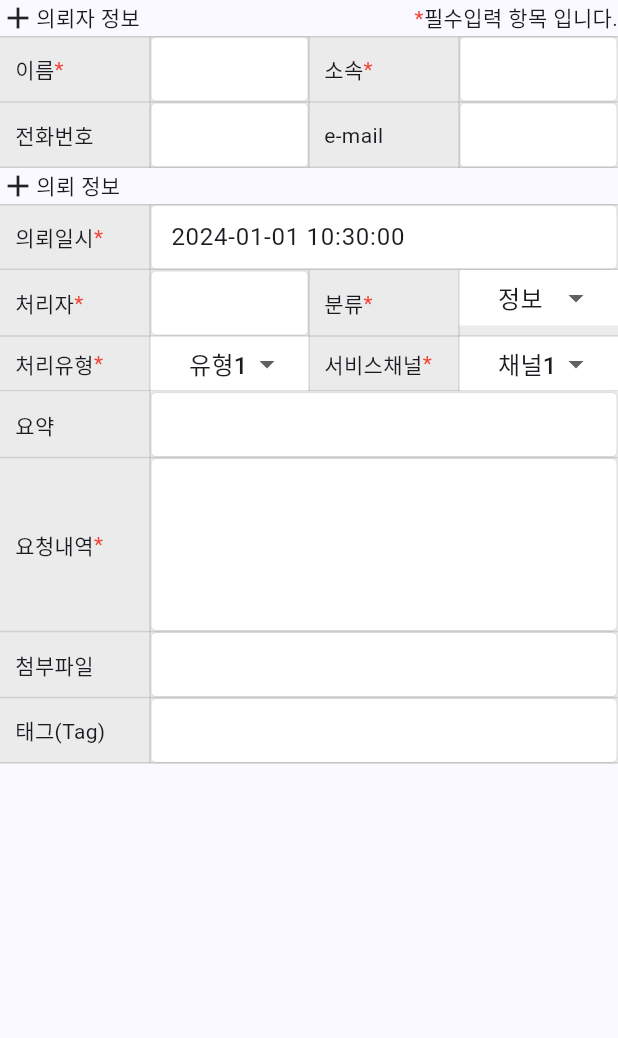
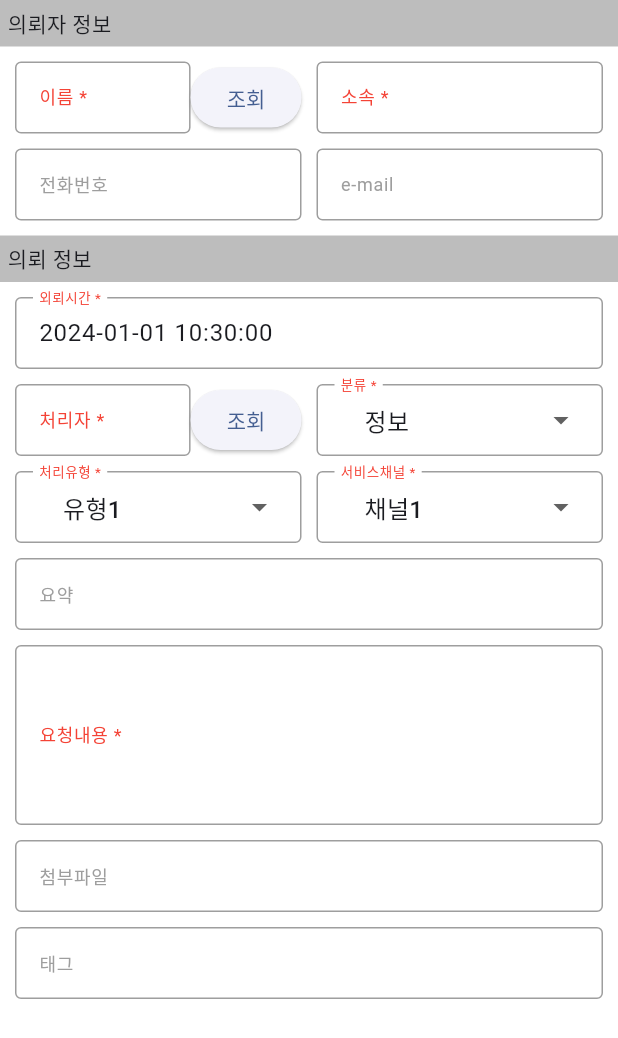
Before and after one commit to skinuo/mvoms, a Flutter app: the MvIncidentDialog widget shown alone on an empty page, opened directly, on a phone screen of 412 x 824 dp. Shown: the top 1038 px of the screen. Run offline on Flutter 3.47's test engine with Material 3 defaults, Android fonts, the phone set to English and light mode, and no system bars; drawn by our look-alikes of dropdown_button2; our stand-ins replace flutter_secure_storage; missing offline and left inert: omni_datetime_picker; accounts and stored records are empty.

Commit message:
리팩토링

```diff
--- a/lib/incidentDialog.dart
+++ b/lib/incidentDialog.dart
@@ -16,16 +16,20 @@ class MvIncidentDialog extends StatefulWidget {
 class _MvIncidentDialogState extends State<MvIncidentDialog> {
   // 요청 시간 위젯 값
   String _reqDatetimeValue = "";
+
   // 분류 콤보박스 아이템
   final List<String> _divDropdownItem = ["정보", "정보2", "정보3"];
   String _divDropDownVal = "";
+
   // 서비스 채널 아이템
   final List<String> _chanelDropdownItem = ["채널1", "채널2", "채널3"];
   String _chanelDropDownVal = "";
+
   // 처리 유형 아이템
   final List<String> _processTypeDropdownItem = ["유형1", "유형2", "유형3"];
   String _processTypeDropdownVal = "";
 
+  // 최초 한번 실행
   @override
   void initState() {
     // TODO: implement initState
@@ -42,294 +46,240 @@ class _MvIncidentDialogState extends State<MvIncidentDialog> {
 
   @override
   Widget build(BuildContext context) {
-    return SizedBox(
+    return Container(
         width: 550,
+        color: Colors.white,
         child: Column(
           children: [
-          const Row(
+            Container(
+              width: double.infinity,
+              padding: const EdgeInsets.all(5),
+              color: Colors.black26,
+              child: const Text("의뢰자 정보"),
+            ),
+            Container(
+              padding: const EdgeInsets.all(10),
+              child: Column(
+                crossAxisAlignment: CrossAxisAlignment.center,
                 children: [
-              Expanded(
-                  flex: 1,
-                  child: Row(
-                    children: [Icon(Icons.add), Text("의뢰자 정보")],
-                  )),
-              Expanded(
-                  flex: 1,
-                  child: Row(
-                    mainAxisAlignment: MainAxisAlignment.end,
+                  Row(
                     children: [
-                      Text("*", style: TextStyle(color: Colors.red)),
-                      Text("필수입력 항목 입니다.")
-                    ],
-                  ))
+                      Flexible(child: Row(
+                        children: [
+                            Flexible(child: makeCell(labelText: "이름", required: true)),
+                            SizedBox(child: ElevatedButton(onPressed: () { showGetUserPop(); },
+                            child: const Text("조회"))),
+                          ]
+                        )
+                      ),
+                      const SizedBox(width: 10),
+                      Flexible(child: makeCell(labelText: "소속", required: true))
                     ],
                   ),
-          SizedBox(
+                  const SizedBox(height: 10),
+                  Row(
+                    children: [
+                      Flexible(child: makeCell(labelText: "전화번호", onlyNumber: true, maxLength: 11)),
+                      const SizedBox(width: 10),
+                      Flexible(child: makeCell(labelText: "e-mail"))
+                    ],
+                  ),
+                ],
+              ),
+            ),
+            Container(
               width: double.infinity,
-              child: Table(
-                border: const TableBorder(
-                  top: BorderSide(color: Colors.black12),
-                  bottom: BorderSide(color: Colors.black12),
-                  horizontalInside: BorderSide(color: Colors.black12),
-                  verticalInside: BorderSide(color: Colors.black12),
+              padding: const EdgeInsets.all(5),
+              color: Colors.black26,
+              child: const Text("의뢰 정보"),
             ),
-                columnWidths: const <int, TableColumnWidth>{
-                  0: FixedColumnWidth(100),
-                  1: FlexColumnWidth(1),
-                  2: FixedColumnWidth(100),
-                  3: FlexColumnWidth(1)
-                },
+            Container(
+              padding: const EdgeInsets.all(10),
+              child: Column(
+                crossAxisAlignment: CrossAxisAlignment.center,
                 children: [
-                  TableRow(
+                  Row(
                     children: [
-                        makeHeaderCell("이름", true),
-                        makeBodyCell("이름", 10),
-                        makeHeaderCell("소속", true),
-                        makeBodyCell("소속"),
+                      Flexible(fit: FlexFit.tight, child: makeCellWithReqDatetime("외뢰시간")),
                     ],
-                      decoration: const BoxDecoration(
-                          color: Color.fromRGBO(235, 235, 235, 1))),
-                  TableRow(
+                  ),
+                  const SizedBox(height: 10),
+                  Row(
                     children: [
-                        makeHeaderCell("전화번호"),
-                        makeBodyCell("전화번호", 11, true),
-                        makeHeaderCell("e-mail"),
-                        makeBodyCell("e-mail", 50),
-                      ],
-                      decoration: const BoxDecoration(
-                          color: Color.fromRGBO(235, 235, 235, 1)))
+                      Flexible(child: Row(
+                        children: [
+                          Flexible(child: makeCell(labelText: "처리자", required: true)),
+                          SizedBox(child: ElevatedButton(onPressed: () { showGetUserPop();  },
+                              child: const Text("조회")))
                         ],
                       )),
-          const Row(
-            children: [
-              Icon(Icons.add),
-              Text("의뢰 정보"),
+                      const SizedBox(width: 10),
+                      Flexible(
+                          child: makeCellWithDropdown('분류', true, _divDropdownItem, _divDropDownVal, (value) {
+                            _divDropDownVal = value;
+                          })
+                      )
                     ],
                   ),
-          SizedBox(
-              width: double.infinity,
-              child: Column(
+                  const SizedBox(height: 10),
+                  Row(
                     children: [
-                  Table(
-                    border: const TableBorder(
-                      top: BorderSide(color: Colors.black12),
-                      bottom: BorderSide(color: Colors.black12),
-                      horizontalInside: BorderSide(color: Colors.black12),
-                      verticalInside: BorderSide(color: Colors.black12),
-                    ),
-                    columnWidths: const <int, TableColumnWidth>{
-                      0: FixedColumnWidth(100),
-                      1: FlexColumnWidth(1),
-                    },
-                    children: [
-                      TableRow(
-                          children: [
-                            makeHeaderCell("의뢰일시", true),
-                            // 의뢰일시 타임 피커
-                            makeReqTimedateCell(),
-                          ],
-                          decoration: const BoxDecoration(
-                              color: Color.fromRGBO(235, 235, 235, 1)))
+                      Flexible(child: makeCellWithDropdown("처리유형", true, _processTypeDropdownItem, _processTypeDropdownVal, (value) {
+                        _processTypeDropdownVal = value;
+                      })),
+                      const SizedBox(width: 10),
+                      Flexible(child: makeCellWithDropdown("서비스채널", true, _chanelDropdownItem, _chanelDropDownVal, (value) {
+                        _chanelDropDownVal = value;
+                      }))
                     ],
                   ),
-                  Table(
-                    border: const TableBorder(
-                      //top: BorderSide(color: Colors.black12),
-                      bottom: BorderSide(color: Colors.black12),
-                      horizontalInside: BorderSide(color: Colors.black12),
-                      verticalInside: BorderSide(color: Colors.black12),
-                    ),
-                    columnWidths: const <int, TableColumnWidth>{
-                      0: FixedColumnWidth(100),
-                      1: FlexColumnWidth(1),
-                      2: FixedColumnWidth(100),
-                      3: FlexColumnWidth(1)
-                    },
+                  const SizedBox(height: 10),
+                  Row(
                     children: [
-                      TableRow(
-                          children: [
-                            makeHeaderCell("처리자", true),
-                            makeBodyCell("처리자", 10),
-                            makeHeaderCell("분류", true),
-                            makeBodyDropdownCell(_divDropdownItem, _divDropDownVal,
-                                (value) => _divDropDownVal = value)
-                          ],
-                          decoration: const BoxDecoration(
-                              color: Color.fromRGBO(235, 235, 235, 1))),
-                      TableRow(
-                          children: [
-                            makeHeaderCell("처리유형", true),
-                            makeBodyDropdownCell(_processTypeDropdownItem, _processTypeDropdownVal,
-                                (value) => _processTypeDropdownVal = value),
-                            makeHeaderCell("서비스채널", true),
-                            makeBodyDropdownCell(_chanelDropdownItem, _chanelDropDownVal,
-                                (value) => _chanelDropDownVal = value)
-                            // makeBodyCell("서비스채널", 5),
-                          ],
-                          decoration: const BoxDecoration(
-                              color: Color.fromRGBO(235, 235, 235, 1)))
+                      Flexible(fit: FlexFit.tight, child: makeCell(labelText: "요약", maxLength: 100)),
                     ],
                   ),
-                  Table(
-                    border: const TableBorder(
-                      //top: BorderSide(color: Colors.black12),
-                      bottom: BorderSide(color: Colors.black12),
-                      horizontalInside: BorderSide(color: Colors.black12),
-                      verticalInside: BorderSide(color: Colors.black12),
+                  const SizedBox(height: 10),
+                  Row(
+                    children: [
+                      Flexible(fit: FlexFit.tight, child: makeCell(labelText: "요청내용", maxLength: 500, required: true, maxLines: 4)),
+                    ],
                   ),
-                    columnWidths: const <int, TableColumnWidth>{
-                      0: FixedColumnWidth(100),
-                      1: FlexColumnWidth(1),
-                    },
+                  const SizedBox(height: 10),
+                  Row(
                     children: [
-                      TableRow(
+                      Flexible(fit: FlexFit.tight, child: makeCell(labelText: "첨부파일")),
+                    ],
+                  ),
+                  const SizedBox(height: 10),
+                  Row(
                     children: [
-                            makeHeaderCell("요약"),
-                            makeBodyCell("요약", 500),
-                          ],
-                          decoration: const BoxDecoration(
-                              color: Color.fromRGBO(235, 235, 235, 1))),
-                      TableRow(
-                          children: [
-                            makeHeaderCell("요청내역", true),
-                            makeBodyContCell("요청내역", 500),
-                          ],
-                          decoration: const BoxDecoration(
-                              color: Color.fromRGBO(235, 235, 235, 1))),
-                      TableRow(
-                          children: [
-                            makeHeaderCell("첨부파일"),
-                            makeBodyCell("첨부파일", 50),
-                          ],
-                          decoration: const BoxDecoration(
-                              color: Color.fromRGBO(235, 235, 235, 1))),
-                      TableRow(
-                          children: [
-                            makeHeaderCell("태그(Tag)"),
-                            makeBodyCell("태그", 10),
-                          ],
-                          decoration: const BoxDecoration(
-                              color: Color.fromRGBO(235, 235, 235, 1)))
+                      Flexible(fit: FlexFit.tight, child: makeCell(labelText: "태그")),
                     ],
                   )
                 ],
-              )),
+              ),
+            ),
           ],
-      ),
+        )
       );
   }
 
-  /// 인시던스 입력 다이얼로그 헤더 셀 생성
-  /// @param label 라벨
-  /// @param requried 필수입력항목여부
-  TableCell makeHeaderCell(String label, [bool required = false]) {
-    return TableCell(
-        verticalAlignment: TableCellVerticalAlignment.middle,
-        child: Padding(
-            padding: const EdgeInsets.fromLTRB(10, 0, 0, 0),
-            child: Row(
-              children: [
-                Text(label),
-                required
-                    ? const Text("*", style: TextStyle(color: Colors.red))
-                    : const Text("")
-              ],
-            )));
+  /// 데코레이션 생성
+  /// @since 2023.12.30.
+  InputDecoration makeInputDecoration(String labelText, bool required) {
+    return InputDecoration(
+        labelStyle: TextStyle(fontSize: 12, color: required ? Colors.red : Colors.grey),
+        labelText: "$labelText" + (required ? " *" : ""),
+        enabledBorder: const OutlineInputBorder(
+          borderSide: BorderSide(
+              color: Colors.grey,
+              width: 1),
+        ),
+        isDense: true,
+        contentPadding: EdgeInsets.all(12),
+        counterText: ""
+    );
   }
 
-  /// 입력 데코레이션 반환
-  InputDecoration getInputDecoration() {
-    return const InputDecoration(
-        enabledBorder: OutlineInputBorder(borderSide: BorderSide(color: Colors.black12)),
-        fillColor: Colors.white,
-        filled: true,
-        isDense: true,
-        contentPadding: EdgeInsets.all(10),
-        counterText: "");
-  }
-
-  /// 인시던스 입력 다이얼로그 텍스트 셀 생성
-  /// @label 라벨
-  /// @maxLength 최대 입력 사이즈
-  /// @onlyNumber 숫자만 입력
-  TableCell makeBodyCell(String label,
-      [int maxLength = 100, bool onlyNumber = false]) {
-    return TableCell(
-        child: TextField(
-            decoration: getInputDecoration(),
-            keyboardType: onlyNumber
-                ? const TextInputType.numberWithOptions(decimal: true)
-                : TextInputType.none,
-            maxLength: maxLength,
-            inputFormatters: onlyNumber
-                ? [FilteringTextInputFormatter.allow(RegExp('[0-9.,]+'))]
-                : []));
-  }
-
-  /// 인시던스 드롭다운 셀 생성
-  /// @param items 옵션 목록
-  TableCell makeBodyDropdownCell(List<String> items, String initVal, Function func) {
-    return TableCell(
-      child: Container(
-        height: 37,
-        padding: const EdgeInsets.fromLTRB(10, 0, 0, 0),
-        decoration: const BoxDecoration(color: Colors.white),
-        child: DropdownButtonHideUnderline(
-          child: DropdownButton2(
-            //underline: SizedBox.shrink(),
-            isExpanded: false,
-            value: initVal,
-            items: items.map((item) {
+  /// 드랍다운 셀 생성
+  /// @param labelText 라벨
+  /// @param required 필수여부
+  /// @param item 드랍다운 아이템
+  /// @param value 선택값
+  /// @param callback 콜백
+  /// @since 2023.12.30.
+  Widget makeCellWithDropdown(String labelText, bool required, List item, String value, Function callback) {
+    return DropdownButtonHideUnderline(
+      child: DropdownButtonFormField2(
+          decoration: makeInputDecoration(labelText, true),
+          isExpanded: true,
+          onChanged: (item) {
+            print(item);
+            callback.call(item);
+          },
+          items: item.map((item) {
             return DropdownMenuItem(
               value: item,
               child: Text(item),
             );
           }).toList(),
-            onChanged: (String? value) {
-              setState(() {
-                func.call(value);
-              });
-            },
-            buttonStyleData: const ButtonStyleData(
-              padding: EdgeInsets.symmetric(horizontal: 16),
-              height: 40,
-              width: 140,
-            ),
-            menuItemStyleData: const MenuItemStyleData(
-              height: 40,
-            ),
-          ),
-        ),
-      ),
+          value: value
+      )
     );
   }
 
-  /// 요청내역 셀 생성
-  TableCell makeBodyContCell(String label, [int maxLength = 100]) {
-    return TableCell(
-        child: SizedBox(
-          child: TextField(
-          maxLines: 4, decoration: getInputDecoration(), maxLength: maxLength),
-    ));
-  }
-
-  /// 인시던스 의뢰일시 datetime 셀 생성
-  TableCell makeReqTimedateCell() {
-    return TableCell(
-      child: TextField(
-          decoration: getInputDecoration(),
+  /// 의뢰시간 셀 생성
+  /// @param labelText 라벨텍스트
+  /// @since 2023.12.30.
+  TextField makeCellWithReqDatetime(String labelText) {
+    return TextField(
+      decoration: makeInputDecoration(labelText, true),
       readOnly: true,
       controller: TextEditingController(text: _reqDatetimeValue),
       onTap: () async {
         DateTime? now = await showOmniDateTimePicker(
           context: context,
+          // 최초 시간
           initialDate: DateTime.now(),
         );
         setState(() {
           // 시간 쓰기
           _reqDatetimeValue = DateFormat('yyyy-MM-dd HH:mm:ss').format(now!);
         });
-          }),
+      }
     );
   }
+
+  /// 셀생성
+  /// @param labelText 라벨
+  /// @param requried 필수여부
+  /// @param onlyNumber 숫자여부
+  /// @param maxLength 최대길이
+  /// @param readOnly 읽기만가능
+  /// @param maxLines 최대라인
+  /// @since 2023.12.30.
+  TextField makeCell({
+    required String labelText,
+    bool required = false,
+    bool onlyNumber = false,
+    int maxLength = 10,
+    bool readOnly = false,
+    int maxLines = 1
+  }) {
+    return TextField(
+      readOnly: readOnly,
+      textInputAction: TextInputAction.newline,
+      decoration: makeInputDecoration(labelText, required),
+      maxLength: maxLength,
+      maxLines: maxLines,
+      keyboardType: onlyNumber
+          ? const TextInputType.numberWithOptions(decimal: true)
+          : TextInputType.multiline,
+      inputFormatters: onlyNumber
+          ? [FilteringTextInputFormatter.allow(RegExp('[0-9.,]+'))]
+          : [],
+    );
   }
+
+  void showGetUserPop() {
+    showDialog(
+        context: context,
+        barrierDismissible: true,
+        builder: ((context) {
+          return AlertDialog(
+            surfaceTintColor: Colors.transparent,
+            title: const Text("사용자 조회"),
+            content: Text("aaa"),
+            actions: [
+              ElevatedButton(
+                  onPressed: () => Navigator.of(context).pop(),
+                  child: const Text('취소')),
+              ElevatedButton(
+                  onPressed: () => Navigator.of(context).pop(),
+                  child: const Text('저장')),
+            ],
+          );
+        }));
+  }
+}
--- a/lib/main.dart
+++ b/lib/main.dart
@@ -13,7 +13,6 @@
       colorScheme: ColorScheme.fromSeed(seedColor: Colors.blueAccent),
       useMaterial3: true,
     ),
-    //home: const MvHome()));
     debugShowCheckedModeBanner: false,
     home: const MvLogin()));
 }
@@ -21,11 +20,15 @@
 class MvHome extends StatefulWidget {
   const MvHome({super.key});
 
+  // 메인 컬러 지정
+  static const Color themeColorGray = Color.fromRGBO(235, 235, 235, 1);
+
   @override
   State<MvHome> createState() => _MvHomeState();
 }
 
 class _MvHomeState extends State<MvHome> {
+  final _themeColorGray = MvHome.themeColorGray;
   // 세션 스토리지
   static final _storage = new FlutterSecureStorage();
   // 사용자 정보
@@ -33,7 +36,7 @@
   // 사용자 정보 출력 텍스트
   String _userInfoValue = "...";
   // 인시던스 목록
-  List<TableRow> _rows = [];
+  List<Map> _rows = [];
   // 인시던스 목록 개수 표시
   String _incidentCountValue = "...";
   int _newIncidentCount = 0;
@@ -51,6 +54,8 @@
       if (userJson != null) {
         _userMap = json.decode(userJson);
         _userInfoValue = "${_userMap["userNm"]}(${_userMap["userId"]}), ${_userMap["instt"]}";
+        //print(_userMap);
+        //_userInfoValue = 'aaa';
       }
     });
 
@@ -71,7 +76,7 @@
         child: Scaffold(
           appBar: AppBar(
             toolbarHeight: 30,
-            backgroundColor: const Color.fromRGBO(235, 235, 235, 1),
+            backgroundColor: _themeColorGray,
             centerTitle: true,
             bottom: const TabBar(tabs: [
               Tab(text: "home"),
@@ -84,17 +89,28 @@
                 Flexible(fit: FlexFit.tight, child: Center(child: new Text("MVOMS"))),
                 // 사용자 정보 출력
                 Flexible(fit: FlexFit.tight,
-                  child: Align(
-                    alignment: Alignment.centerRight,
-                    child: Text(_userInfoValue, style: const TextStyle(fontSize: 12)),
-                  ))
+                  child: Row(
+                    mainAxisAlignment: MainAxisAlignment.end,
+                    children: [
+                      Text(_userInfoValue, style: const TextStyle(fontSize: 12)),
+                      SizedBox(width: 10),
+                      SizedBox(child:TextButton(
+                          onPressed: () {
+                            logout();
+                          },
+                          child: Text("로그아웃", style: TextStyle(fontSize: 12),))
+                      )
+                    ],
+                  ),
+                )
               ],
             )
           ),
           body: Container(
             padding: const EdgeInsets.fromLTRB(15, 0, 15, 15),
-            color: const Color.fromRGBO(235, 235, 235, 1),
+            color: _themeColorGray,
             child: TabBarView(children: [
+              const Text("home"),
               Container(
                 padding: const EdgeInsets.all(10),
                 decoration: const BoxDecoration(
@@ -143,8 +159,8 @@
                       children: [
                         Expanded(
                           child: Table(
-                            border: const TableBorder(bottom:
-                              BorderSide(color: Color.fromRGBO(235, 235, 235, 1), width: 2)),
+                            border: TableBorder(bottom:
+                              BorderSide(color: _themeColorGray, width: 2)),
                             columnWidths: getIncidentColumnWidths(),
                             children: [
                               TableRow(children: [
@@ -162,22 +178,30 @@
                     ),
                     // 인시던스 테이블 목록
                     Expanded(
-                      child: SingleChildScrollView(
-                        scrollDirection: Axis.vertical,
-                        child: Table(
-                          border: const TableBorder(
-                            verticalInside: BorderSide(color: Colors.black12),
-                            horizontalInside: BorderSide(color: Colors.black12)),
-                          columnWidths: getIncidentColumnWidths(),
-                          children: _rows,
+                      child: ListView.builder(
+                        itemCount: _rows.length,
+                        itemBuilder: (BuildContext context, int idx) {
+                          return Container(
+                            padding: const EdgeInsets.only(top:3, bottom: 3),
+                            decoration: BoxDecoration(border: Border(bottom: BorderSide(color: _themeColorGray))),
+                            child: Row(
+                              children: [
+                                Flexible(fit: FlexFit.tight, flex: 5, child: SizedBox(child: Text("${_rows[idx]["c1"]}"))),
+                                Flexible(fit: FlexFit.tight, flex: 1, child: Center(child: Text("${_rows[idx]["c2"]}"))),
+                                Flexible(fit: FlexFit.tight, flex: 3, child: Center(child: Text("${_rows[idx]["c3"]}"))),
+                                Flexible(fit: FlexFit.tight, flex: 2, child: Center(child: Text("${_rows[idx]["c4"]}"))),
+                                Flexible(fit: FlexFit.tight, flex: 1, child: Center(child: Text("${_rows[idx]["c5"]}"))),
+                                Flexible(fit: FlexFit.tight, flex: 1, child: Center(child: Text("${_rows[idx]["c6"]}"))),
+                              ],
                             )
-                      ),
+                          );
+                        },
+                      )
                     ),
                   ],
                 ),
               ),
               const Text("b"),
-              const Text("home"),
             ]),
           ),
         ),
@@ -194,7 +218,7 @@
         builder: ((context) {
           return AlertDialog(
             //contentTextStyle: TextStyle(fontSize: 13),
-            backgroundColor: Colors.white,
+            backgroundColor: _themeColorGray,
             surfaceTintColor: Colors.transparent,
             title: const Text("인시던트 등록"),
             content: const MvIncidentDialog(),
@@ -212,17 +236,10 @@
 
   /// 인시던스 동적 테이블 로우 반환
   /// @since 2023.12.30.
-  List<TableRow> getRow() {
-    List<TableRow> row = [];
+  List<Map> getRow() {
+    List<Map> row = [];
     for (var i = 0; i < 1000; i++) {
-      row.add(TableRow(children: [
-        makeIncidentBodyCell("aa ${i.toString()}", TextAlign.left),
-        makeIncidentBodyCell("bb ${i.toString()}"),
-        makeIncidentBodyCell("cc ${i.toString()}"),
-        makeIncidentBodyCell("dd ${i.toString()}"),
-        makeIncidentBodyCell("ee ${i.toString()}"),
-        makeIncidentBodyCell("ff ${i.toString()}"),
-      ]));
+      row.add({"index":i, "c1":"c1$i", "c2":"c2$i", "c3":"c3$i", "c4":"c4$i", "c5":"c5$i", "c6":"c6$i"});
     }
     return row;
   }
@@ -266,4 +283,11 @@
       5: FlexColumnWidth(1),
     };
   }
+
+  void logout() {
+    _storage.delete(key: "user");
+    // 모든 페이지 제거 하고 이동
+    Navigator.pushAndRemoveUntil(context,
+        MaterialPageRoute(builder: (context)=> const MvLogin()), (route) => false);
   }
+}
```
Lines whose indentation alone changed are shown as unchanged.
